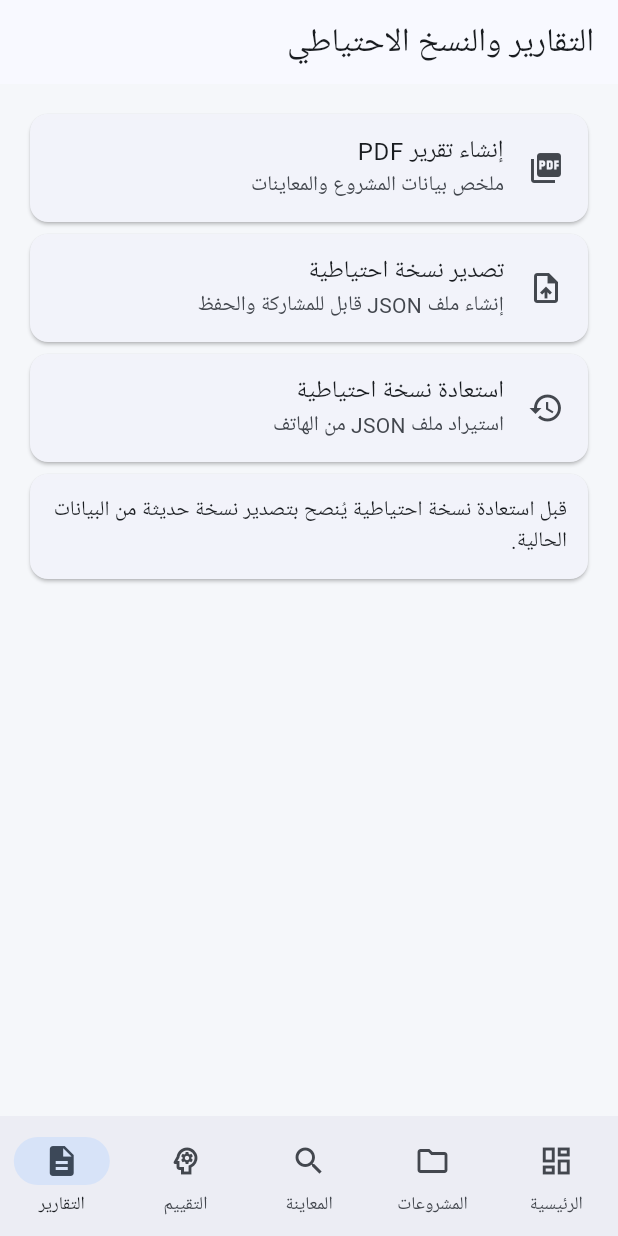
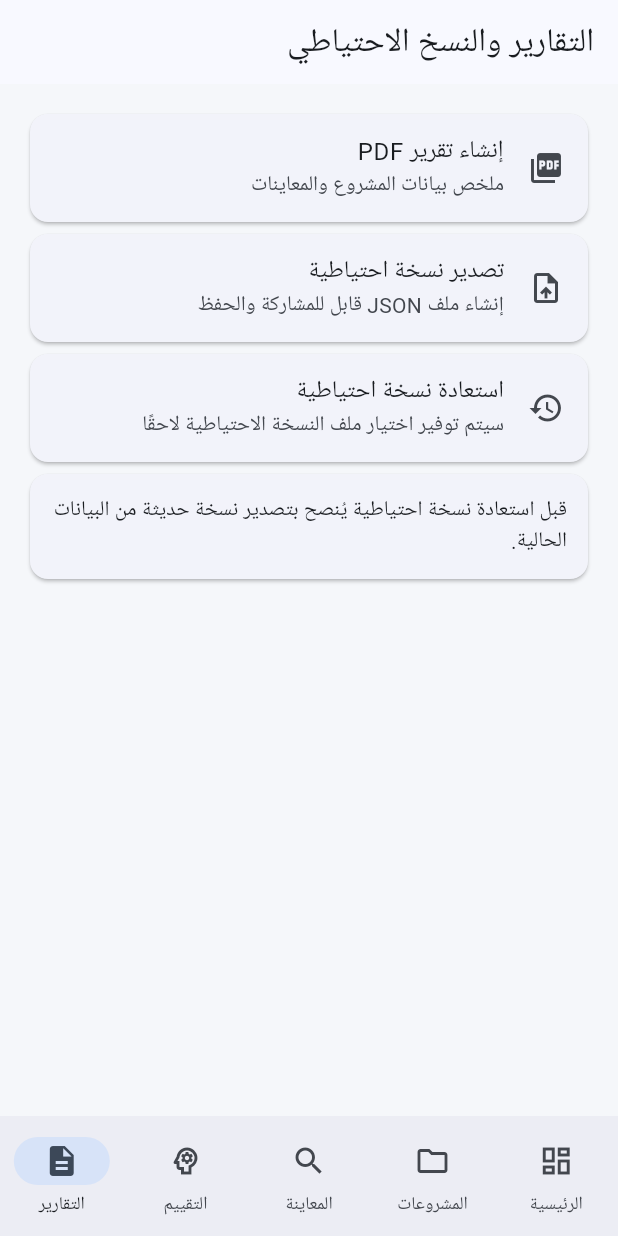
Before and after one commit to ibrsob3712-lgtm/BUNYAN-APP, a Flutter app: the screen it shows after launch, item 5 of the bottom bar chosen, after a tap on "إنشاء تقرير PDF", on a phone screen of 412 x 824 dp. Run offline on Flutter 3.47's test engine with Material 3 defaults, Android fonts, the phone set to English and light mode, and no system bars; our stand-ins replace image_picker, printing, share_plus, sqflite; accounts and stored records are empty.

Commit message:
Remove file picker from reports page

```diff
--- a/lib/features/reports/reports_page.dart
+++ b/lib/features/reports/reports_page.dart
@@ -1,6 +1,5 @@
 import 'dart:io';
 
-import 'package:file_picker/file_picker.dart' as file_picker;
 import 'package:flutter/material.dart';
 import 'package:pdf/widgets.dart' as pw;
 import 'package:printing/printing.dart';
@@ -62,28 +61,14 @@ class _ReportsPageState extends State<ReportsPage> {
           build: (context) => [
             pw.Header(
               level: 0,
-              child: pw.Text(
-                'BUNYAN - Inspection Summary',
+              child: pw.Text('BUNYAN - Inspection Summary'),
             ),
-            ),
-            pw.Text(
-              'Generated: ${DateTime.now()}',
-            ),
-            pw.Bullet(
-              text: 'Projects: ${projects.length}',
-            ),
-            pw.Bullet(
-              text: 'Buildings: ${buildings.length}',
-            ),
-            pw.Bullet(
-              text: 'Inspections: ${inspections.length}',
-            ),
-            pw.Bullet(
-              text: 'Defects: ${defects.length}',
-            ),
-            pw.Bullet(
-              text: 'Assessments: ${assessments.length}',
-            ),
+            pw.Text('Generated: ${DateTime.now()}'),
+            pw.Bullet(text: 'Projects: ${projects.length}'),
+            pw.Bullet(text: 'Buildings: ${buildings.length}'),
+            pw.Bullet(text: 'Inspections: ${inspections.length}'),
+            pw.Bullet(text: 'Defects: ${defects.length}'),
+            pw.Bullet(text: 'Assessments: ${assessments.length}'),
             pw.SizedBox(height: 15),
             pw.Text(
               'This document organizes recorded inspection data and '
@@ -106,77 +91,44 @@ class _ReportsPageState extends State<ReportsPage> {
       final backupFile = await BackupService().exportJson();
 
       await Share.shareXFiles(
-        [
-          XFile(backupFile.path),
-        ],
+        [XFile(backupFile.path)],
         text: 'BUNYAN backup file',
       );
     });
   }
 
-  Future<void> restoreBackup() {
-    return _run(() async {
-      final result = await file_picker.FilePicker.pickFiles(
-        type: file_picker.FileType.custom,
-        allowedExtensions: ['json'],
-      );
-
-      if (result == null) return;
-
-      final selectedPath = result.files.single.path;
-
-      if (selectedPath == null) return;
-
-      await BackupService().importJson(
-        File(selectedPath),
-      );
-
-      if (mounted) {
+  void restoreBackup() {
     ScaffoldMessenger.of(context).showSnackBar(
       const SnackBar(
         content: Text(
-              'تمت استعادة البيانات بنجاح.',
+          'ميزة استعادة النسخة الاحتياطية ستتم إضافتها في التحديث القادم.',
         ),
       ),
     );
-      }
-    });
   }
 
   @override
   Widget build(BuildContext context) {
     return Scaffold(
       appBar: AppBar(
-        title: const Text(
-          'التقارير والنسخ الاحتياطي',
-        ),
+        title: const Text('التقارير والنسخ الاحتياطي'),
       ),
       body: ListView(
         padding: const EdgeInsets.all(16),
         children: [
           Card(
             child: ListTile(
-              leading: const Icon(
-                Icons.picture_as_pdf,
-              ),
-              title: const Text(
-                'إنشاء تقرير PDF',
-              ),
-              subtitle: const Text(
-                'ملخص بيانات المشروع والمعاينات',
-              ),
+              leading: const Icon(Icons.picture_as_pdf),
+              title: const Text('إنشاء تقرير PDF'),
+              subtitle: const Text('ملخص بيانات المشروع والمعاينات'),
               enabled: !busy,
               onTap: busy ? null : generatePdf,
             ),
           ),
           Card(
             child: ListTile(
-              leading: const Icon(
-                Icons.upload_file,
-              ),
-              title: const Text(
-                'تصدير نسخة احتياطية',
-              ),
+              leading: const Icon(Icons.upload_file),
+              title: const Text('تصدير نسخة احتياطية'),
               subtitle: const Text(
                 'إنشاء ملف JSON قابل للمشاركة والحفظ',
               ),
@@ -186,14 +138,10 @@ class _ReportsPageState extends State<ReportsPage> {
           ),
           Card(
             child: ListTile(
-              leading: const Icon(
-                Icons.restore,
-              ),
-              title: const Text(
-                'استعادة نسخة احتياطية',
-              ),
+              leading: const Icon(Icons.restore),
+              title: const Text('استعادة نسخة احتياطية'),
               subtitle: const Text(
-                'استيراد ملف JSON من الهاتف',
+                'سيتم توفير اختيار ملف النسخة الاحتياطية لاحقًا',
               ),
               enabled: !busy,
               onTap: busy ? null : restoreBackup,
```
Lines whose indentation alone changed are shown as unchanged.
